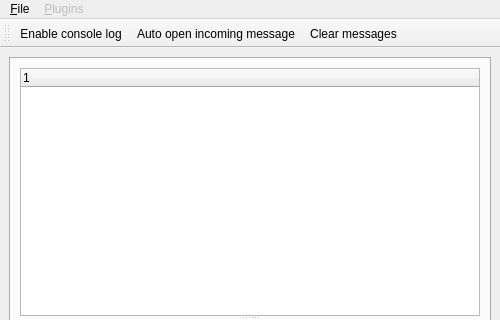
Qt form apps/gui-qt/scmm/mainframe.ui (SeisComP/main) before a commit; both pictures show x 0 to 500 and y 0 to 320 of the 500 by 633 pixel window.
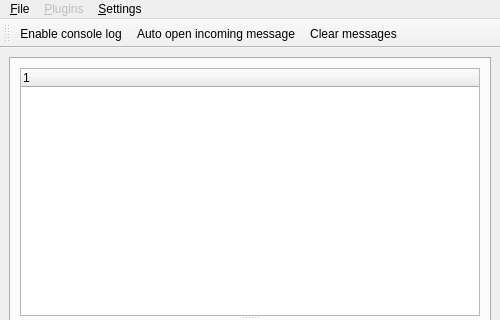
The same form after that commit.

The edit to the form file:
```diff
--- a/apps/gui-qt/scmm/mainframe.ui
+++ b/apps/gui-qt/scmm/mainframe.ui
@@ -380,8 +380,14 @@
      <string>&amp;Plugins</string>
     </property>
    </widget>
+   <widget class="QMenu" name="menuSettings">
+    <property name="title">
+     <string>&amp;Settings</string>
+    </property>
+   </widget>
    <addaction name="menuFile" />
    <addaction name="menuPlugins" />
+   <addaction name="menuSettings"/>
   </widget>
   <action name="actionConsoleLog" >
    <property name="checkable" >
```
